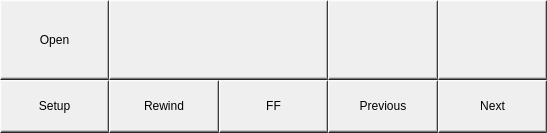
Above: ui/PlayerControlButtons.ui from ModPlugPlayer/ModPlugPlayer before the change. Below: the same form after it.
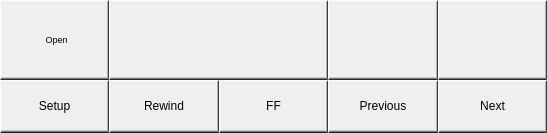
That is the form after the change. Icons and pictures are not drawn.

What changed in the file:
```diff
--- a/ui/PlayerControlButtons.ui
+++ b/ui/PlayerControlButtons.ui
@@ -62,9 +62,19 @@
      </property>
      <property name="font">
       <font>
-       <pointsize>9</pointsize>
+       <pointsize>7</pointsize>
       </font>
      </property>
+     <property name="styleSheet">
+      <string notr="true">QPushButton {
+padding-left: 3px;
+padding-right: -1px;
+}
+
+QPushButton:pressed {
+padding-left: 4px;
+}</string>
+     </property>
      <property name="text">
       <string>Open</string>
      </property>
@@ -75,8 +85,8 @@
      </property>
      <property name="iconSize">
       <size>
-       <width>20</width>
-       <height>10</height>
+       <width>10</width>
+       <height>12</height>
       </size>
      </property>
     </widget>
```
Left out of the diff: 4 changed lines with no effect on the pictures.
